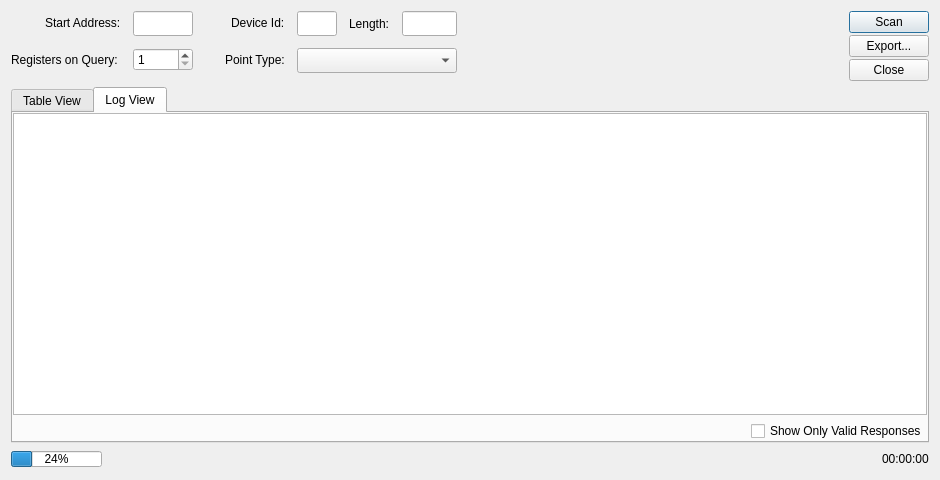
This is omodscan/dialogs/dialogaddressscan.ui in sanny32/OpenModScan as Qt 5 draws it before an edit. The edited form follows.
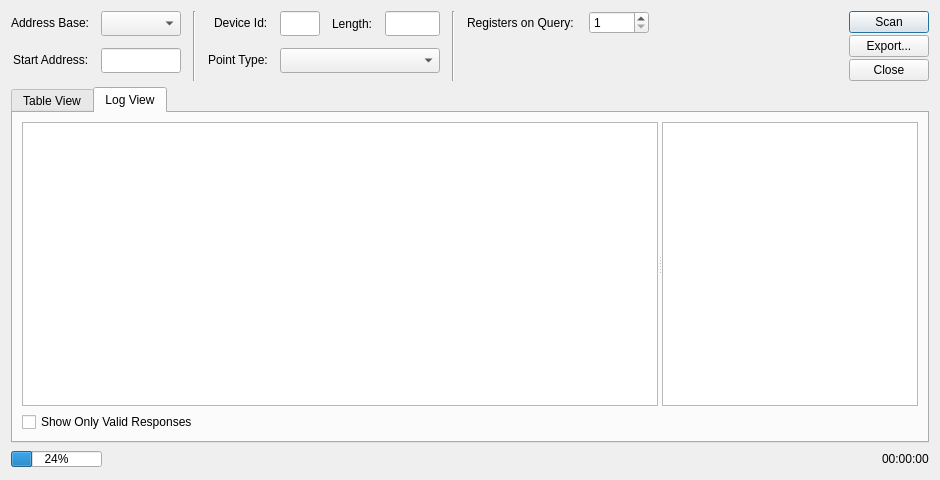
This is the edited form. The open tabs and pages were chosen to show the change. Icons and pictures are not drawn. Custom widgets are drawn as their Qt base class.

Commit message: Correct DialogAddressScan to scan with address base switch

Patch:
```diff
--- a/omodscan/dialogs/dialogaddressscan.ui
+++ b/omodscan/dialogs/dialogaddressscan.ui
@@ -28,14 +28,14 @@
        <property name="labelAlignment">
         <set>Qt::AlignRight|Qt::AlignTrailing|Qt::AlignVCenter</set>
        </property>
-       <item row="1" column="0">
+       <item row="2" column="0">
         <widget class="QLabel" name="labelStartAddress">
          <property name="text">
           <string>Start Address:</string>
          </property>
         </widget>
        </item>
-       <item row="1" column="1">
+       <item row="2" column="1">
         <widget class="NumericLineEdit" name="lineEditStartAddress">
          <property name="sizePolicy">
           <sizepolicy hsizetype="Fixed" vsizetype="Fixed">
@@ -51,64 +51,49 @@
          </property>
          <property name="maximumSize">
           <size>
-           <width>60</width>
+           <width>80</width>
            <height>16777215</height>
           </size>
          </property>
         </widget>
        </item>
-       <item row="2" column="0">
-        <widget class="QLabel" name="labelRegsOnQuery">
-         <property name="sizePolicy">
-          <sizepolicy hsizetype="Fixed" vsizetype="Preferred">
-           <horstretch>0</horstretch>
-           <verstretch>0</verstretch>
-          </sizepolicy>
-         </property>
+       <item row="1" column="0">
+        <widget class="QLabel" name="labelAddressBase">
          <property name="text">
-          <string>Registers on Query: </string>
+          <string>Address Base:</string>
          </property>
         </widget>
        </item>
-       <item row="2" column="1">
-        <widget class="QSpinBox" name="spinBoxRegsOnQuery">
+       <item row="1" column="1">
+        <widget class="AddressBaseComboBox" name="comboBoxAddressBase">
          <property name="sizePolicy">
           <sizepolicy hsizetype="Fixed" vsizetype="Fixed">
            <horstretch>0</horstretch>
            <verstretch>0</verstretch>
           </sizepolicy>
          </property>
+         <property name="minimumSize">
+          <size>
+           <width>0</width>
+           <height>25</height>
+          </size>
+         </property>
          <property name="maximumSize">
           <size>
-           <width>60</width>
+           <width>80</width>
            <height>16777215</height>
           </size>
          </property>
-         <property name="minimum">
-          <number>1</number>
-         </property>
-         <property name="maximum">
-          <number>125</number>
-         </property>
         </widget>
        </item>
       </layout>
      </item>
      <item>
-      <spacer name="horizontalSpacer_5">
+      <widget class="Line" name="line_2">
        <property name="orientation">
-        <enum>Qt::Horizontal</enum>
+        <enum>Qt::Vertical</enum>
        </property>
-       <property name="sizeType">
-        <enum>QSizePolicy::Fixed</enum>
-       </property>
-       <property name="sizeHint" stdset="0">
-        <size>
-         <width>20</width>
-         <height>20</height>
-        </size>
-       </property>
-      </spacer>
+      </widget>
      </item>
      <item>
       <layout class="QFormLayout" name="formLayout_3">
@@ -208,14 +193,63 @@
        </item>
       </layout>
      </item>
+     <item>
+      <widget class="Line" name="line_3">
+       <property name="orientation">
+        <enum>Qt::Vertical</enum>
+       </property>
+      </widget>
+     </item>
+     <item>
+      <layout class="QFormLayout" name="formLayout_2">
+       <item row="0" column="0">
+        <widget class="QLabel" name="labelRegsOnQuery">
+         <property name="sizePolicy">
+          <sizepolicy hsizetype="Fixed" vsizetype="Preferred">
+           <horstretch>0</horstretch>
+           <verstretch>0</verstretch>
+          </sizepolicy>
+         </property>
+         <property name="text">
+          <string>Registers on Query: </string>
+         </property>
+        </widget>
+       </item>
+       <item row="0" column="1">
+        <widget class="QSpinBox" name="spinBoxRegsOnQuery">
+         <property name="sizePolicy">
+          <sizepolicy hsizetype="Fixed" vsizetype="Fixed">
+           <horstretch>0</horstretch>
+           <verstretch>0</verstretch>
+          </sizepolicy>
+         </property>
+         <property name="minimumSize">
+          <size>
+           <width>60</width>
+           <height>0</height>
+          </size>
+         </property>
+         <property name="maximumSize">
+          <size>
+           <width>60</width>
+           <height>16777215</height>
+          </size>
+         </property>
+         <property name="minimum">
+          <number>1</number>
+         </property>
+         <property name="maximum">
+          <number>125</number>
+         </property>
+        </widget>
+       </item>
+      </layout>
+     </item>
      <item>
       <spacer name="horizontalSpacer">
        <property name="orientation">
         <enum>Qt::Horizontal</enum>
        </property>
-       <property name="sizeType">
-        <enum>QSizePolicy::Expanding</enum>
-       </property>
        <property name="sizeHint" stdset="0">
         <size>
          <width>40</width>
@@ -367,52 +401,45 @@
        <string>Log View</string>
       </attribute>
       <layout class="QVBoxLayout" name="verticalLayout_3">
-       <property name="leftMargin">
-        <number>0</number>
-       </property>
-       <property name="topMargin">
-        <number>0</number>
-       </property>
-       <property name="rightMargin">
-        <number>0</number>
-       </property>
-       <property name="bottomMargin">
-        <number>0</number>
-       </property>
        <item>
-        <widget class="QListView" name="logView">
-         <property name="editTriggers">
-          <set>QAbstractItemView::NoEditTriggers</set>
+        <widget class="QSplitter" name="splitter">
+         <property name="sizePolicy">
+          <sizepolicy hsizetype="Expanding" vsizetype="Expanding">
+           <horstretch>0</horstretch>
+           <verstretch>0</verstretch>
+          </sizepolicy>
          </property>
-         <property name="showDropIndicator" stdset="0">
-          <bool>false</bool>
+         <property name="orientation">
+          <enum>Qt::Horizontal</enum>
          </property>
-         <property name="selectionMode">
-          <enum>QAbstractItemView::NoSelection</enum>
-         </property>
-         <property name="spacing">
-          <number>2</number>
-         </property>
-         <property name="wordWrap">
-          <bool>true</bool>
-         </property>
+         <widget class="QListView" name="logView">
+          <property name="sizePolicy">
+           <sizepolicy hsizetype="Expanding" vsizetype="Expanding">
+            <horstretch>1</horstretch>
+            <verstretch>0</verstretch>
+           </sizepolicy>
+          </property>
+          <property name="editTriggers">
+           <set>QAbstractItemView::NoEditTriggers</set>
+          </property>
+          <property name="showDropIndicator" stdset="0">
+           <bool>false</bool>
+          </property>
+          <property name="selectionMode">
+           <enum>QAbstractItemView::NoSelection</enum>
+          </property>
+          <property name="spacing">
+           <number>2</number>
+          </property>
+          <property name="wordWrap">
+           <bool>true</bool>
+          </property>
+         </widget>
+         <widget class="ModbusMessageWidget" name="info"/>
         </widget>
        </item>
        <item>
         <layout class="QHBoxLayout" name="horizontalLayout_4">
-         <item>
-          <spacer name="horizontalSpacer_3">
-           <property name="orientation">
-            <enum>Qt::Horizontal</enum>
-           </property>
-           <property name="sizeHint" stdset="0">
-            <size>
-             <width>40</width>
-             <height>20</height>
-            </size>
-           </property>
-          </spacer>
-         </item>
          <item>
           <widget class="QCheckBox" name="checkBoxShowValid">
            <property name="text">
@@ -420,6 +447,19 @@
            </property>
           </widget>
          </item>
+         <item>
+          <spacer name="horizontalSpacer_3">
+           <property name="orientation">
+            <enum>Qt::Horizontal</enum>
+           </property>
+           <property name="sizeHint" stdset="0">
+            <size>
+             <width>40</width>
+             <height>20</height>
+            </size>
+           </property>
+          </spacer>
+         </item>
         </layout>
        </item>
       </layout>
@@ -482,11 +522,21 @@
    <extends>QComboBox</extends>
    <header>pointtypecombobox.h</header>
   </customwidget>
+  <customwidget>
+   <class>AddressBaseComboBox</class>
+   <extends>QComboBox</extends>
+   <header>addressbasecombobox.h</header>
+  </customwidget>
   <customwidget>
    <class>ByteOrderComboBox</class>
    <extends>QComboBox</extends>
    <header>byteordercombobox.h</header>
   </customwidget>
+  <customwidget>
+   <class>ModbusMessageWidget</class>
+   <extends>QListWidget</extends>
+   <header>modbusmessagewidget.h</header>
+  </customwidget>
  </customwidgets>
  <tabstops>
   <tabstop>pushButtonScan</tabstop>
```
Left out of the diff: 10 changed lines with no effect on the pictures. The commit also changes 3 other files.
